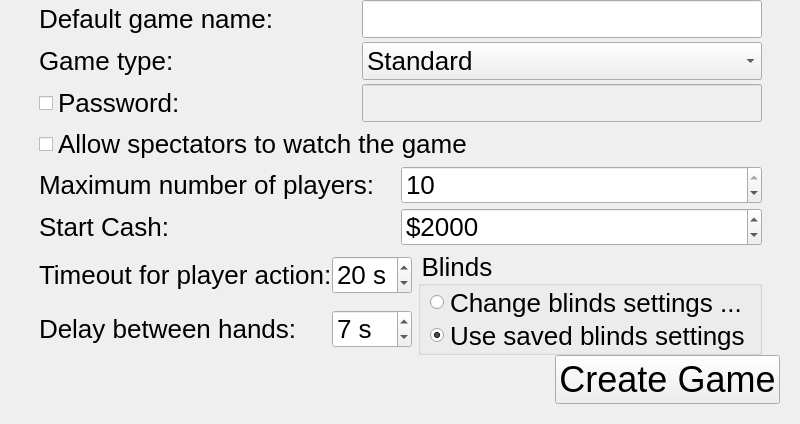
Before: the Qt Designer form src/gui/qt/gui_800x480/createinternetgamedialog_800x480.ui in ph4n70mr1ddl3r/pokerth, drawn with Qt 5.
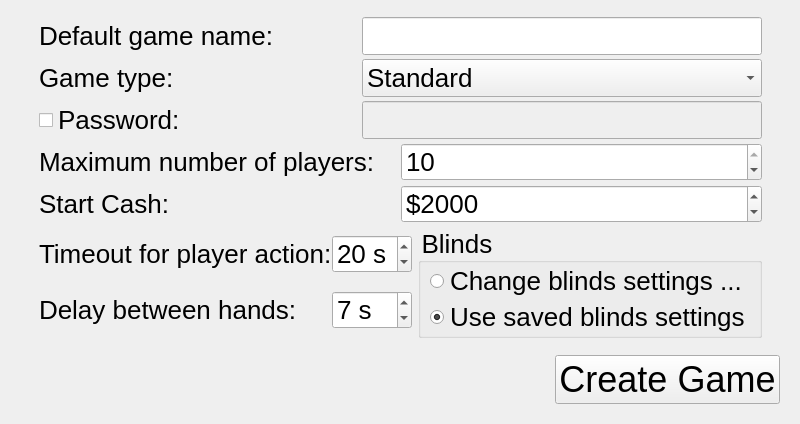
After: the same form once the commit is applied. Icons and pictures are not drawn.

Commit message: Remove spectator feature from game lobby and gameplay

```diff
--- a/src/gui/qt/gui_800x480/createinternetgamedialog_800x480.ui
+++ b/src/gui/qt/gui_800x480/createinternetgamedialog_800x480.ui
@@ -446,11 +446,17 @@
          </layout>
         </item>
         <item row="3" column="0" colspan="2">
-         <widget class="QCheckBox" name="checkBox_allowSpectators">
-          <property name="text">
-           <string>Allow spectators to watch the game</string>
+         <spacer name="spacer_spectators">
+          <property name="orientation">
+           <enum>Qt::Vertical</enum>
           </property>
-         </widget>
+          <property name="sizeHint" stdset="0">
+           <size>
+            <width>20</width>
+            <height>20</height>
+           </size>
+          </property>
+         </spacer>
         </item>
        </layout>
       </widget>
```
The commit also changes 39 other files.
